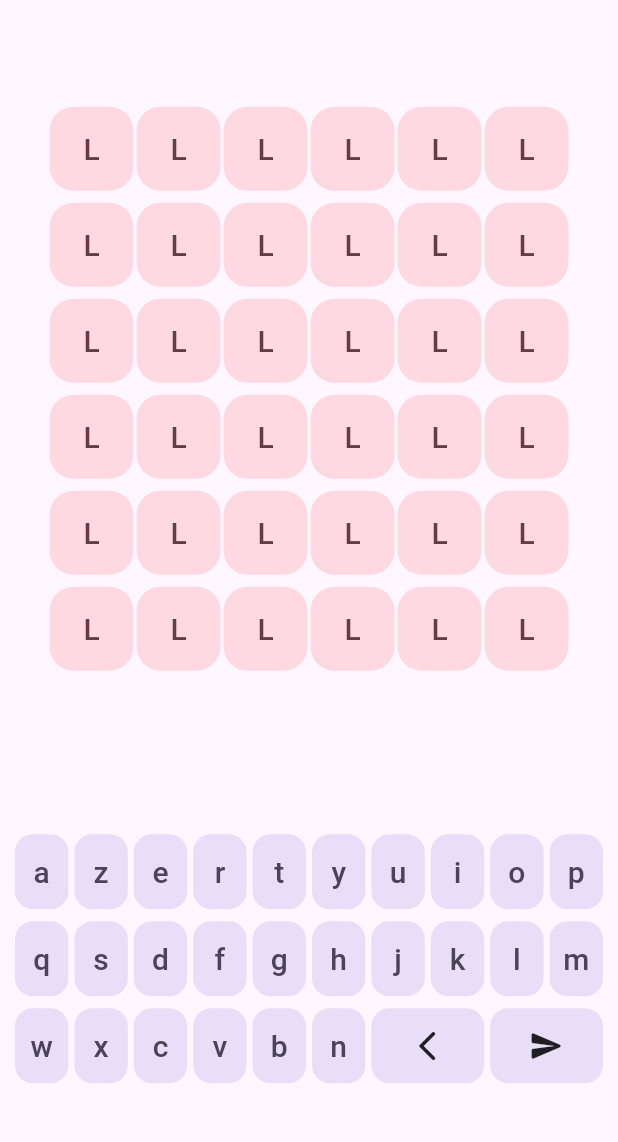
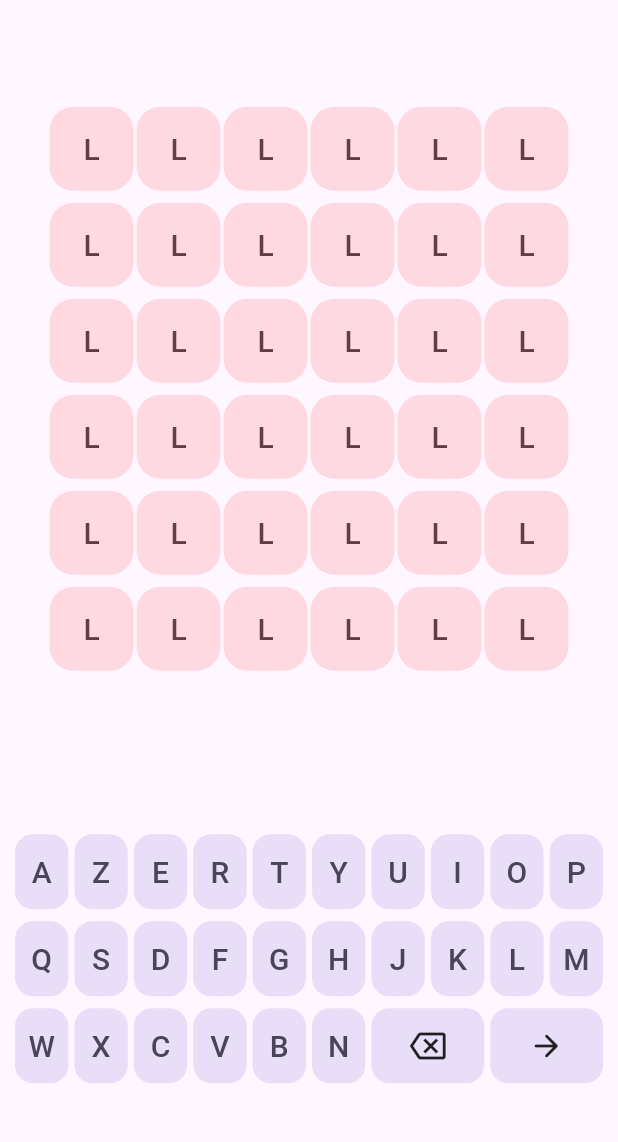
Before and after one commit to cs3991/wordle_flutter, a Flutter app: the screen it shows after launch, on a phone screen of 412 x 824 dp, the part 65-1207 px from its top. Run offline on Flutter 3.47's test engine with Material 2 defaults, Android fonts, the light colour scheme and no system bars; our stand-ins replace bloc, flutter_bloc.

Commit message:
changement d'icones clavier

```diff
--- a/lib/keyboard/ui/keyboard.dart
+++ b/lib/keyboard/ui/keyboard.dart
@@ -5,9 +5,9 @@ import 'keyboard_key.dart';
 import 'letter_key.dart';
 
 class Keyboard extends StatelessWidget {
-  static const azertyLine1 = ['a', 'z', 'e', 'r', 't', 'y', 'u', 'i', 'o', 'p'];
-  static const azertyLine2 = ['q', 's', 'd', 'f', 'g', 'h', 'j', 'k', 'l', 'm'];
-  static const azertyLine3 = ['w', 'x', 'c', 'v', 'b', 'n'];
+  static const azertyLine1 = ['A', 'Z', 'E', 'R', 'T', 'Y', 'U', 'I', 'O', 'P'];
+  static const azertyLine2 = ['Q', 'S', 'D', 'F', 'G', 'H', 'J', 'K', 'L', 'M'];
+  static const azertyLine3 = ['W', 'X', 'C', 'V', 'B', 'N'];
 
   @override
   Widget build(BuildContext context) {
@@ -16,20 +16,20 @@ class Keyboard extends StatelessWidget {
       child: Column(
         children: [
           Row(
-            mainAxisAlignment: MainAxisAlignment.spaceEvenly,
+            mainAxisAlignment: MainAxisAlignment.center,
             children: azertyLine1.map((l) => LetterKey(letter: l)).toList(),
           ),
           Row(
-            mainAxisAlignment: MainAxisAlignment.spaceEvenly,
+            mainAxisAlignment: MainAxisAlignment.center,
             children: azertyLine2.map((l) => LetterKey(letter: l)).toList(),
           ),
           Row(
-            mainAxisAlignment: MainAxisAlignment.spaceEvenly,
+            mainAxisAlignment: MainAxisAlignment.center,
             children: azertyLine3
                 .map((l) => LetterKey(letter: l) as KeyboardKey)
                 .followedBy([
-              IconKey(icon: Icons.arrow_back_ios_rounded),
-              IconKey(icon: Icons.send_rounded),
+              IconKey(icon: Icons.backspace_outlined),
+              IconKey(icon: Icons.arrow_forward_rounded),
             ]).toList(),
           ),
         ],
```
